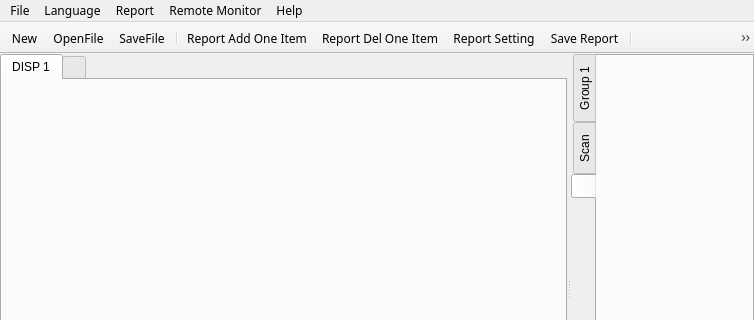
This is phascan_view/ui/mainwindow.ui in qinxingying/hello-word as Qt 5 draws it before an edit; both pictures show x 0 to 754 and y 0 to 320 of the 754 by 543 pixel window. The edited form follows.
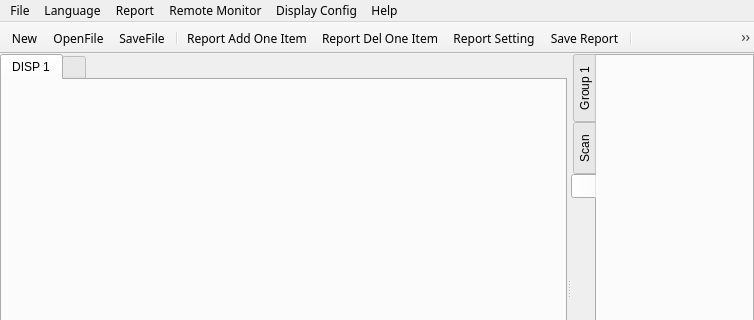
This is the edited form. Icons and pictures are not drawn. Custom widgets are drawn as their Qt base class.

Patch:
```diff
--- a/phascan_view/ui/mainwindow.ui
+++ b/phascan_view/ui/mainwindow.ui
@@ -232,10 +232,18 @@
     <addaction name="actionConnect"/>
     <addaction name="actionDisconnect"/>
    </widget>
+   <widget class="QMenu" name="menuDisplay">
+    <property name="title">
+     <string>Display Config</string>
+    </property>
+    <addaction name="actionSaveDisplay"/>
+    <addaction name="actionLoadDisplay"/>
+   </widget>
    <addaction name="menuFile"/>
    <addaction name="menuLanguage"/>
    <addaction name="menuReport"/>
    <addaction name="menuConnect"/>
+   <addaction name="menuDisplay"/>
    <addaction name="menuAbout"/>
   </widget>
   <widget class="QStatusBar" name="statusbar">
```
Left out of the diff: 10 changed lines with no effect on the pictures.
